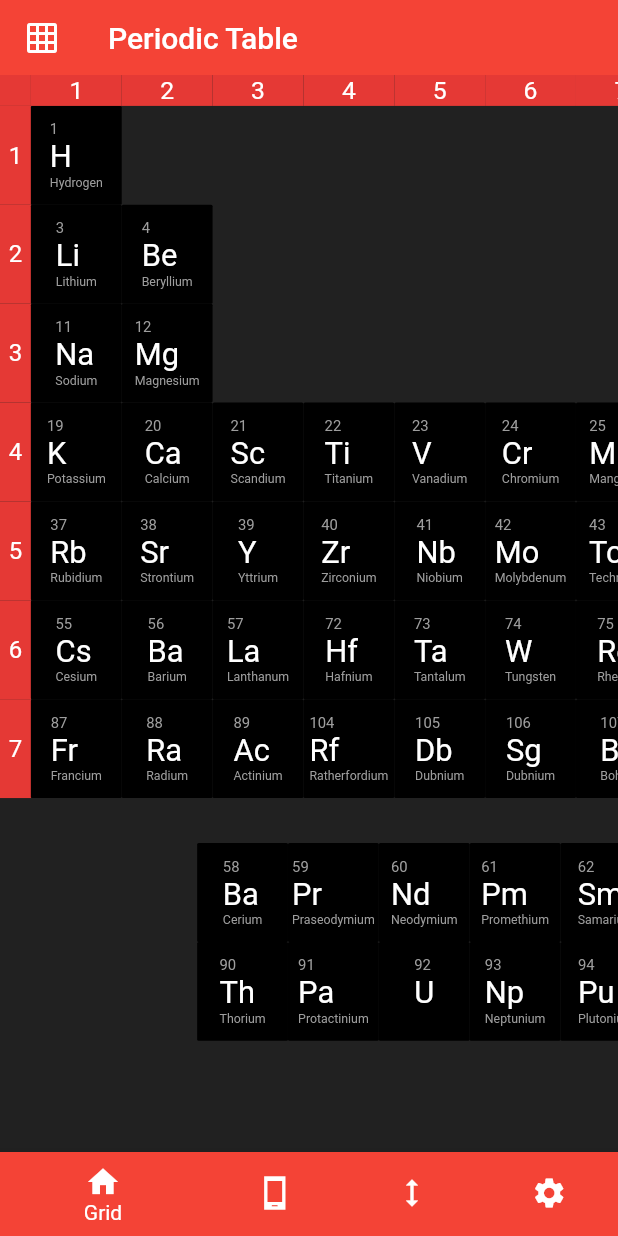
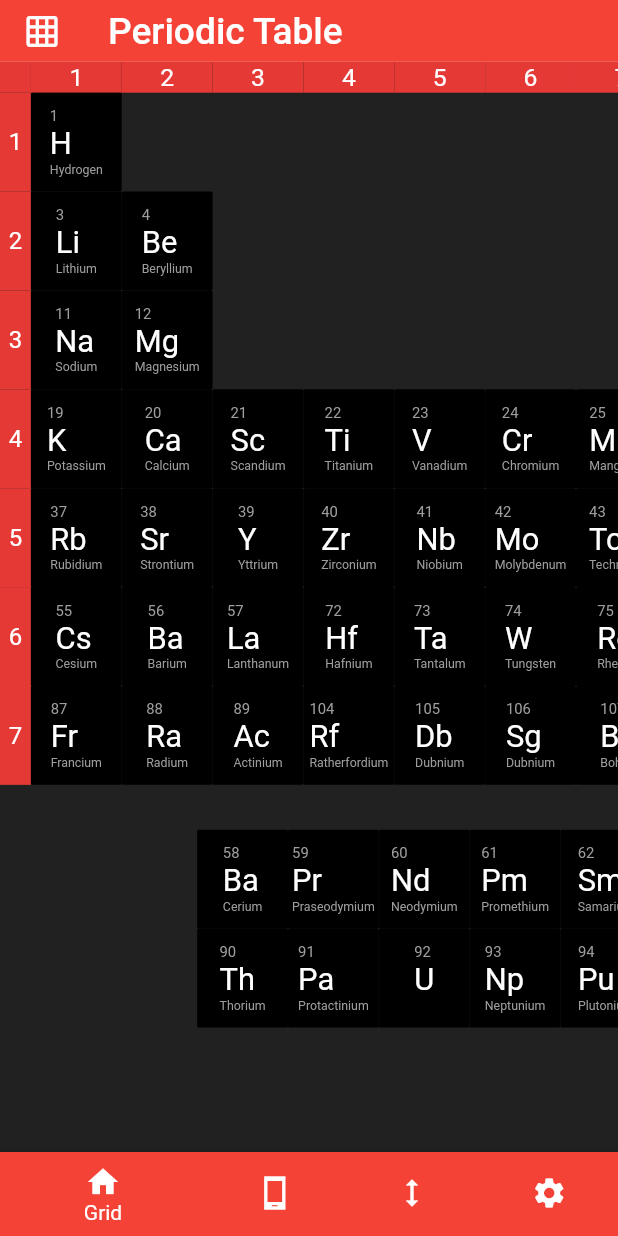
Before and after one commit to akhilsharmaa/PeriodicTable-FlutterApp, a Flutter app: the screen it shows after launch, on a phone screen of 412 x 824 dp. Run offline on Flutter 3.47's test engine with Material 2 defaults, Android fonts, the phone set to English and light mode, and no system bars; statements that could not run were skipped.

Commit message:
Hieght fixed but still need sum update

```diff
--- a/lib/screens/GridViewHomePage.dart
+++ b/lib/screens/GridViewHomePage.dart
@@ -1,5 +1,6 @@
 import 'package:flutter/material.dart';
 import 'package:flutter/painting.dart';
+import 'package:flutter/rendering.dart';
 import 'package:periodic_table/Backend/ElementDetailConstructor.dart';
 import 'package:periodic_table/Backend/ListOfElements.dart';
 import 'package:periodic_table/screens/DetailedPage.dart';
@@ -13,13 +14,15 @@ class GridViewHomePage extends StatelessWidget {
     final screenWidth = MediaQuery.of(context).size.width;
     return Scaffold(
       appBar: AppBar(
-        toolbarHeight: 50,
-        leading: Icon(Icons.grid_on),
-        title: Text("Periodic Table"),
+        toolbarHeight: screenHeight * 0.05,
+        leading: Icon(Icons.grid_on,size: screenHeight * 0.03,),
+        title: Text("Periodic Table",
+          style: TextStyle(fontSize: screenHeight * 0.03),),
         backgroundColor: Colors.red,
         elevation: 0,
       ),
       body: Container(
+
         color: Colors.grey.shade900,
         child: ListView(
           scrollDirection: Axis.horizontal,
```
